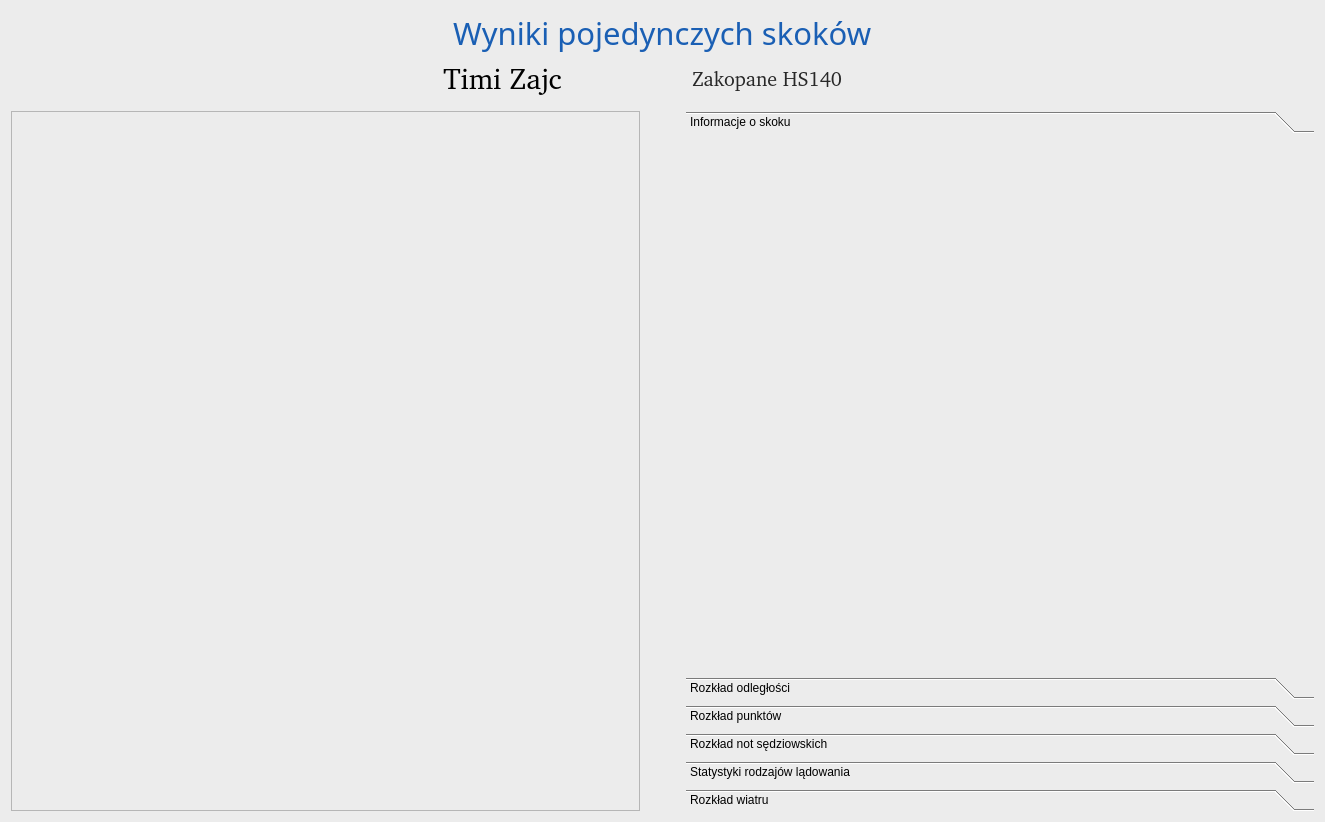
Old version of the form source/UI/SingleJumps/SingleJumpsResultsWindow.ui in the repository SiekamCebule/sj-sim.
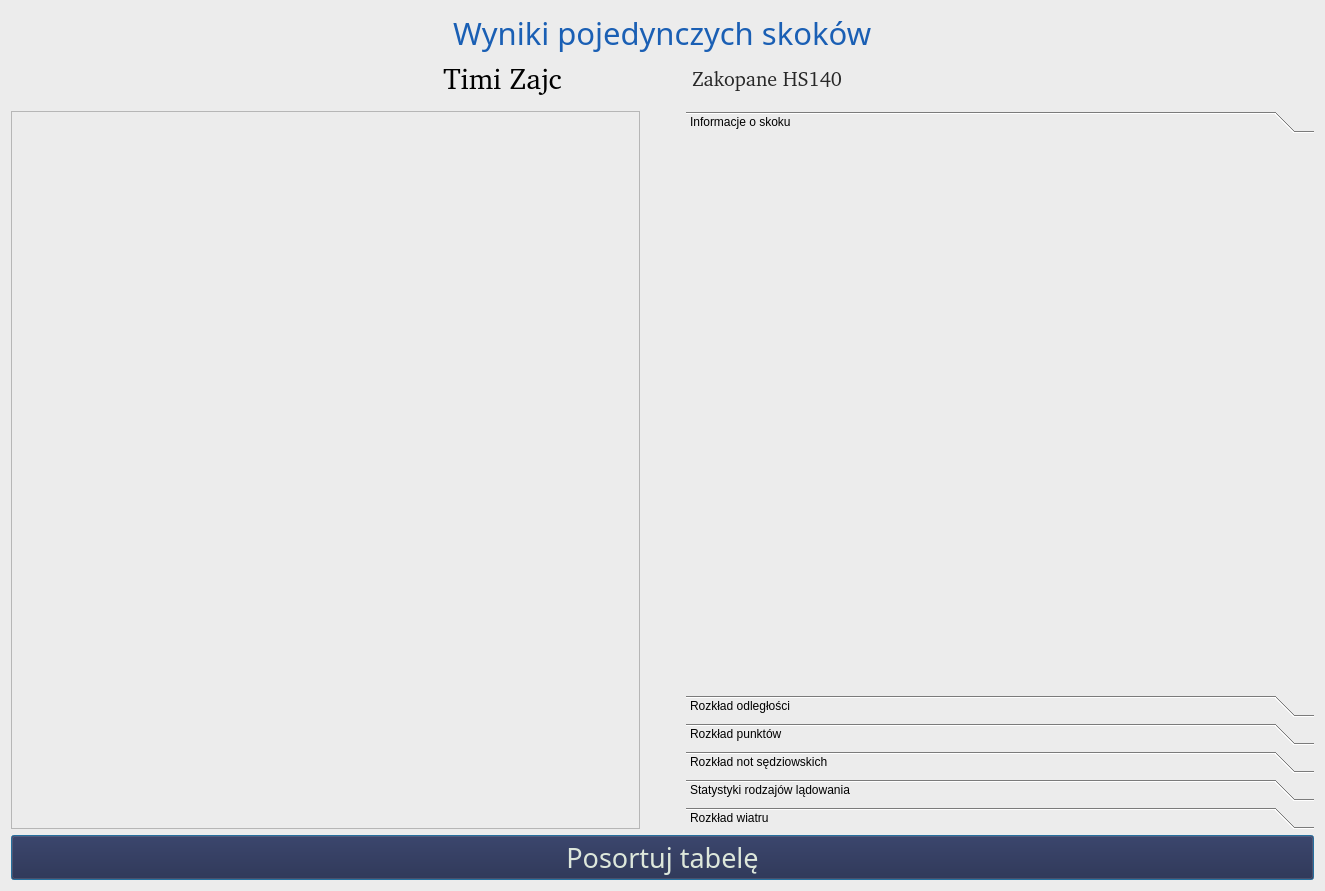
New version of the form.

```diff
--- a/source/UI/SingleJumps/SingleJumpsResultsWindow.ui
+++ b/source/UI/SingleJumps/SingleJumpsResultsWindow.ui
@@ -7,7 +7,7 @@
     <x>0</x>
     <y>0</y>
     <width>1325</width>
-    <height>822</height>
+    <height>891</height>
    </rect>
   </property>
   <property name="windowTitle">
@@ -268,7 +268,7 @@
           <x>0</x>
           <y>0</y>
           <width>626</width>
-          <height>521</height>
+          <height>541</height>
          </rect>
         </property>
         <attribute name="label">
@@ -378,6 +378,26 @@
      </item>
     </layout>
    </item>
+   <item>
+    <widget class="QPushButton" name="pushButton_sortTable">
+     <property name="font">
+      <font>
+       <family>Quicksand</family>
+       <pointsize>20</pointsize>
+       <bold>false</bold>
+      </font>
+     </property>
+     <property name="styleSheet">
+      <string notr="true">color: black;
+color: rgb(221, 231, 219);
+background-color: rgb(33, 33, 65);
+</string>
+     </property>
+     <property name="text">
+      <string>Posortuj tabelę</string>
+     </property>
+    </widget>
+   </item>
   </layout>
  </widget>
  <resources/>
```
Left out of the diff: 10 changed lines with no effect on the pictures.
